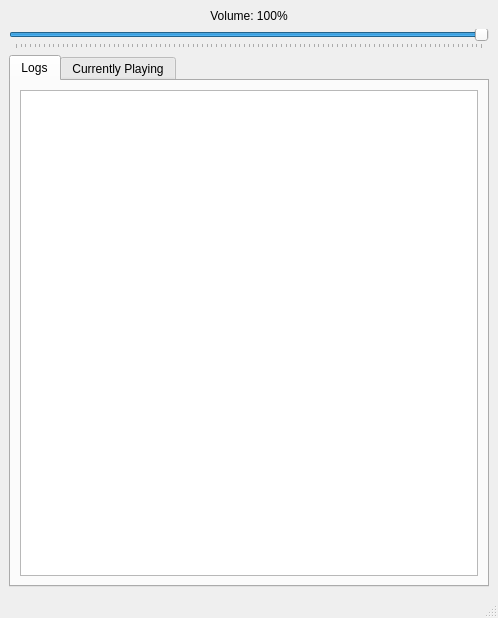
The window that pysoundsense/ui/mainwindow.ui (cryzed/PySoundSense) describes before a commit, drawn with Qt 5.
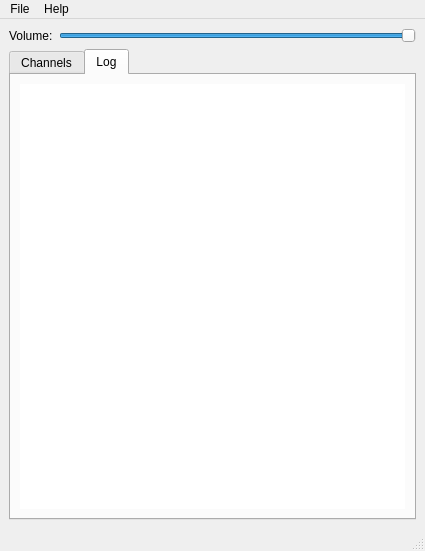
The same window after the commit. The open tabs and pages were chosen to show the change. Custom widgets are drawn as their Qt base class.

What changed in the file:
```diff
--- a/pysoundsense/ui/mainwindow.ui
+++ b/pysoundsense/ui/mainwindow.ui
@@ -6,8 +6,8 @@
    <rect>
     <x>0</x>
     <y>0</y>
-    <width>498</width>
-    <height>618</height>
+    <width>425</width>
+    <height>551</height>
    </rect>
   </property>
   <property name="windowTitle">
@@ -16,12 +16,11 @@
   <widget class="QWidget" name="centralwidget">
    <layout class="QVBoxLayout" name="verticalLayout">
     <item>
-     <widget class="QLabel" name="volume_label">
+     <layout class="QHBoxLayout" name="horizontalLayout">
+      <item>
+       <widget class="QLabel" name="label">
       <property name="text">
-       <string>Volume: 100%</string>
-      </property>
-      <property name="alignment">
-       <set>Qt::AlignCenter</set>
+         <string>Volume:</string>
       </property>
      </widget>
     </item>
@@ -36,31 +35,37 @@
       <property name="orientation">
        <enum>Qt::Horizontal</enum>
       </property>
-      <property name="tickPosition">
-       <enum>QSlider::TicksBelow</enum>
-      </property>
-     </widget>
+       </widget>
+      </item>
+     </layout>
     </item>
     <item>
      <widget class="QTabWidget" name="tabs">
       <property name="currentIndex">
        <number>0</number>
       </property>
-      <widget class="QWidget" name="log_tab">
+      <widget class="ChannelsWidget" name="channels">
        <attribute name="title">
-        <string>Logs</string>
+        <string>Channels</string>
+       </attribute>
+      </widget>
+      <widget class="QWidget" name="widget_2">
+       <attribute name="title">
+        <string>Log</string>
        </attribute>
        <layout class="QVBoxLayout" name="verticalLayout_2">
         <item>
-         <widget class="QTextEdit" name="textEdit"/>
+         <widget class="QTextEdit" name="log">
+          <property name="frameShape">
+           <enum>QFrame::NoFrame</enum>
+          </property>
+          <property name="readOnly">
+           <bool>true</bool>
+          </property>
+         </widget>
         </item>
        </layout>
       </widget>
-      <widget class="QWidget" name="playing_tab">
-       <attribute name="title">
-        <string>Currently Playing</string>
-       </attribute>
-      </widget>
      </widget>
     </item>
    </layout>
@@ -70,13 +75,44 @@
     <rect>
      <x>0</x>
      <y>0</y>
-     <width>498</width>
+     <width>425</width>
      <height>28</height>
     </rect>
    </property>
+   <widget class="QMenu" name="menuFile">
+    <property name="title">
+     <string>File</string>
+    </property>
+    <widget class="QMenu" name="menuOpen">
+     <property name="title">
+      <string>Load...</string>
+     </property>
+     <addaction name="actionGamelog"/>
+     <addaction name="actionSoundpack"/>
+    </widget>
+    <addaction name="menuOpen"/>
+    <addaction name="separator"/>
+    <addaction name="actionExit"/>
+   </widget>
+   <widget class="QMenu" name="menuHelp">
+    <property name="title">
+     <string>Help</string>
+    </property>
+    <addaction name="actionAbout"/>
+   </widget>
+   <addaction name="menuFile"/>
+   <addaction name="menuHelp"/>
   </widget>
   <widget class="QStatusBar" name="statusbar"/>
  </widget>
+ <customwidgets>
+  <customwidget>
+   <class>ChannelsWidget</class>
+   <extends>QWidget</extends>
+   <header>.channelswidget</header>
+   <container>1</container>
+  </customwidget>
+ </customwidgets>
  <resources/>
  <connections/>
 </ui>
```
Left out of the diff: 42 changed lines with no effect on the pictures. Lines whose indentation alone changed are shown as unchanged.
